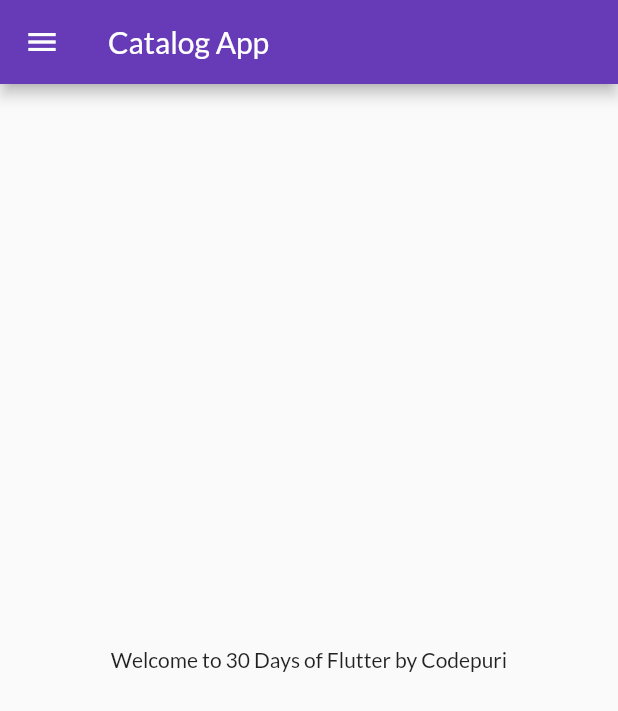
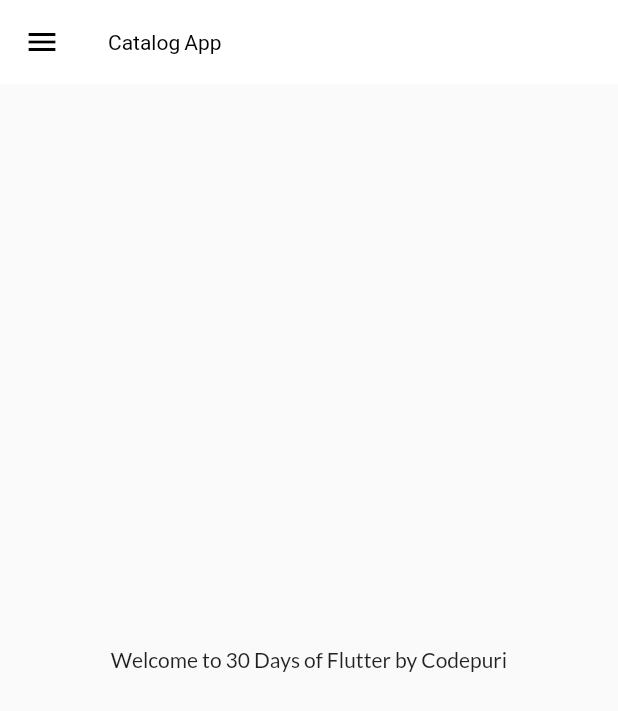
Before and after one commit to Pawan-Dev3/flutter_practice, a Flutter app: the screen it shows after launch, on a phone screen of 412 x 824 dp. Shown: the top 711 px of the screen. Run offline on Flutter 3.47's test engine with Material 2 defaults, Android fonts, the phone set to English and light mode, and no system bars; our stand-ins replace google_fonts.

Commit message:
themechanged

```diff
--- a/lib/main.dart
+++ b/lib/main.dart
@@ -1,6 +1,7 @@
 import 'package:classico/pages/home_page.dart';
 import 'package:classico/pages/login_page.dart';
 import 'package:classico/utils/routes.dart';
+import 'package:classico/widgets/themes.dart';
 import 'package:flutter/material.dart';
 import 'package:google_fonts/google_fonts.dart';
 
@@ -15,13 +16,8 @@ class MyApp extends StatelessWidget {
     return MaterialApp(
         // home: HomePage(),
         themeMode: ThemeMode.light,
-        theme: ThemeData(
-          primarySwatch: Colors.deepPurple,
-          fontFamily: GoogleFonts.lato().fontFamily,
-        ),
-        darkTheme: ThemeData(
-          brightness: Brightness.dark,
-        ),
+        theme: MyTheme.lightTheme(context),
+        darkTheme: MyTheme.darkTheme(context),
         debugShowCheckedModeBanner: false,
         // initialRoute: "/home",
         initialRoute: MyRoutes.homeRoute,
--- /dev/null
+++ b/lib/widgets/themes.dart
@@ -0,0 +1,23 @@
+import 'package:flutter/material.dart';
+import 'package:google_fonts/google_fonts.dart';
+
+class MyTheme {
+  static ThemeData  lightTheme(BuildContext context) => ThemeData(
+      primarySwatch: Colors.deepPurple,
+      fontFamily: GoogleFonts.lato().fontFamily,
+      appBarTheme: AppBarTheme(
+          color: Colors.white,
+          elevation: 0.0,
+          iconTheme: IconThemeData(color: Colors.black),
+          titleTextStyle: TextStyle(color: Colors.black),
+          ));
+
+  static ThemeData  darkTheme(BuildContext context) => ThemeData(
+      primarySwatch: Colors.deepPurple,
+      fontFamily: GoogleFonts.lato().fontFamily,
+      appBarTheme: AppBarTheme(
+          color: Colors.white,
+          elevation: 0.0,
+          iconTheme: IconThemeData(color: Colors.black),
+          titleTextStyle: TextStyle(color: Colors.black)));
+}
```
